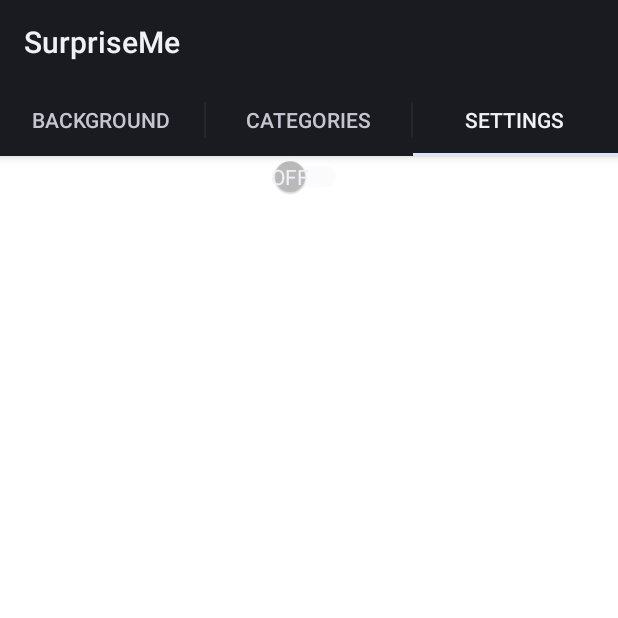
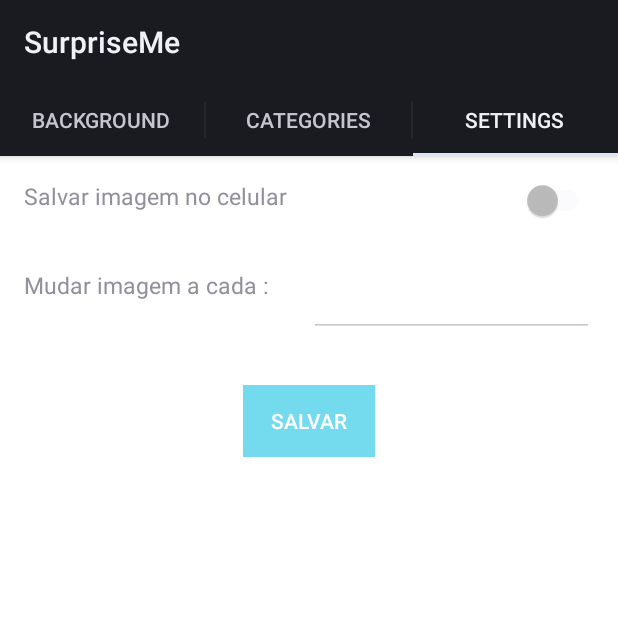
Before and after one commit to RayanaSales/SurpriseMe, an Android app: the screen it shows after launch (MainActivity), tab 3 chosen, on a phone screen of 412 x 824 dp, the top half of it. Run offline under Robolectric (Android 15) with nearby library versions, the phone set to English and light mode, and no system bars.

Commit message:
Ajuste no layout para 1º Apresentação
Ajuste no layout para 1º Apresentação

```diff
--- a/app/src/main/res/layout/fragment_settings.xml
+++ b/app/src/main/res/layout/fragment_settings.xml
@@ -1,68 +1,68 @@
 <?xml version="1.0" encoding="utf-8"?>
-<RelativeLayout xmlns:android="http://schemas.android.com/apk/res/android"
+<LinearLayout xmlns:android="http://schemas.android.com/apk/res/android"
     android:layout_width="match_parent"
     android:layout_height="match_parent"
-    android:background="#FFFFFF">
+    android:background="#FFFFFF"
+    android:gravity="center_horizontal"
+    android:orientation="vertical">
+
 
     <LinearLayout
         android:layout_width="match_parent"
+        android:layout_height="wrap_content"
+        android:layout_margin="@dimen/activity_horizontal_margin"
+        android:orientation="horizontal">
+
+        <TextView
+            android:layout_width="0pt"
             android:layout_height="match_parent"
-        android:gravity="center_horizontal"
-        android:orientation="vertical">
+            android:layout_weight="1"
+            android:text="@string/salvar_imagem_no_celular"
+            android:textSize="15dp" />
+
+        <Switch
+            android:id="@+id/saveSwitch"
+            android:layout_width="0pt"
+            android:layout_height="wrap_content"
+            android:layout_gravity="center_horizontal"
+            android:layout_weight="1"
+            android:checked="false"
+            android:showText="false" />
+    </LinearLayout>
+
+    <LinearLayout
+        android:layout_width="match_parent"
+        android:layout_height="wrap_content"
+        android:layout_margin="@dimen/activity_horizontal_margin"
+        android:orientation="horizontal">
+
+        <TextView
+            android:layout_width="0pt"
+            android:layout_height="match_parent"
+            android:layout_weight="1"
+            android:text="@string/mudar_imagem_a_cada_"
+            android:textSize="15dp" />
+
+        <EditText
+            android:layout_width="0pt"
+            android:layout_height="match_parent"
+            android:layout_weight="1" />
+    </LinearLayout>
 
     <LinearLayout
         android:layout_width="wrap_content"
         android:layout_height="wrap_content"
+        android:layout_margin="@dimen/activity_horizontal_margin"
         android:orientation="horizontal">
-            <Switch
+
+        <Button
             android:layout_width="wrap_content"
-                android:layout_height="wrap_content"
-                android:id="@+id/saveSwitch"
+            android:layout_height="match_parent"
             android:layout_gravity="center_horizontal"
-                android:checked="false"
-                android:showText="true"/>
-        </LinearLayout>
-
-        <!--<LinearLayout-->
-            <!--android:layout_width="match_parent"-->
-            <!--android:layout_height="match_parent"-->
-            <!--android:layout_weight="1"-->
-            <!--android:orientation="horizontal">-->
-            <!--<TextView-->
-                <!--android:id="@+id/textView4"-->
-                <!--android:layout_width="match_parent"-->
-                <!--android:layout_height="match_parent"-->
-                <!--android:layout_weight=".5"-->
-                <!--android:layout_margin="@dimen/activity_horizontal_margin"-->
-                <!--android:textColor="#000000"/>-->
-
-            <!--<EditText-->
-                <!--android:id="@+id/editText"-->
-                <!--android:layout_width="match_parent"-->
-                <!--android:layout_height="match_parent"-->
-                <!--android:layout_weight=".5"-->
-                <!--android:layout_margin="@dimen/activity_horizontal_margin"/>-->
-        <!--</LinearLayout>-->
-
-        <!--<LinearLayout-->
-            <!--android:layout_width="wrap_content"-->
-            <!--android:layout_height="wrap_content"-->
-            <!--android:orientation="horizontal">-->
-
-            <!--<Button-->
-                <!--android:layout_width="wrap_content"-->
-                <!--android:layout_height="wrap_content"-->
-                <!--android:layout_below="@+id/textView4"-->
-                <!--android:layout_centerHorizontal="true"-->
-                <!--android:layout_marginTop="71dp"-->
-                <!--android:background="#74DBEF"-->
-                <!--android:paddingLeft="30dp"-->
-                <!--android:paddingRight="30dp"-->
-                <!--android:text="@string/salvar"-->
-                <!--android:textColor="#FFFFFF" />-->
-        <!--</LinearLayout>-->
-
+            android:background="#74DBEF"
+            android:text="@string/salvar"
+            android:textColor="#FFFFFF" />
 
     </LinearLayout>
 
-</RelativeLayout>
+</LinearLayout>
--- a/app/src/main/res/values/strings.xml
+++ b/app/src/main/res/values/strings.xml
@@ -5,4 +5,5 @@
     <string name="Nao">Não</string>
     <string name="mudar_imagem_a_cada_">Mudar imagem a cada :</string>
     <string name="salvar">Salvar</string>
+    <string name="salvar_imagem_no_celular">Salvar imagem no celular</string>
 </resources>
```
Also changed, not shown: app/src/main/java/ifpe/surpriseme/fragments/SettingsFragment.java (+14 -0 lines), app/src/main/res/layout/fragment_current_background.xml (+40 -66 lines). Lines whose indentation alone changed are shown as unchanged.
